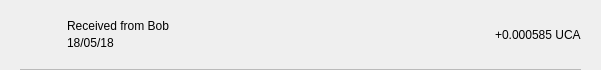
Above: src/qt/ucacoin/forms/txrow.ui from ucacoin/Ucacoin2 before the change. Below: the same form after it.
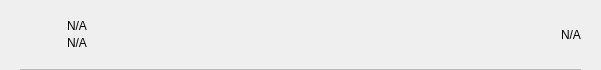
That is the form after the change.

```diff
--- a/src/qt/ucacoin/forms/txrow.ui
+++ b/src/qt/ucacoin/forms/txrow.ui
@@ -110,7 +110,7 @@
               <string notr="true"/>
              </property>
              <property name="text">
-              <string>Received from Bob</string>
+              <string notr="true">N/A</string>
              </property>
              <property name="alignment">
               <set>Qt::AlignBottom|Qt::AlignLeading|Qt::AlignLeft</set>
@@ -123,7 +123,7 @@
               <string notr="true"/>
              </property>
              <property name="text">
-              <string>18/05/18</string>
+              <string notr="true">N/A</string>
              </property>
              <property name="alignment">
               <set>Qt::AlignLeading|Qt::AlignLeft|Qt::AlignTop</set>
@@ -138,7 +138,7 @@
             <string notr="true"/>
            </property>
            <property name="text">
-            <string>+0.000585 UCA</string>
+            <string notr="true">N/A</string>
            </property>
           </widget>
          </item>
```
